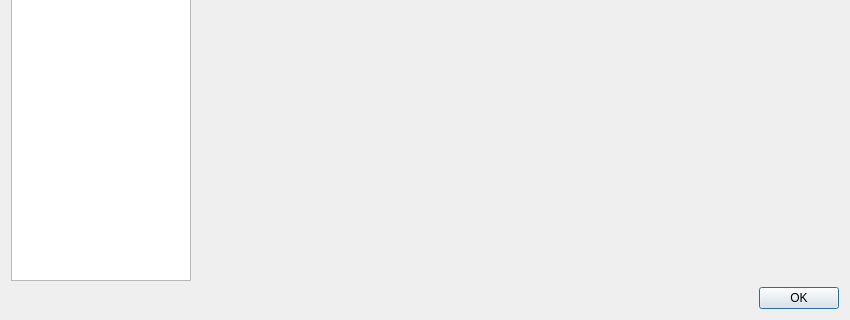
The window that src/PreferencesDlg.ui (zethon/Owl) describes before a commit, drawn with Qt 5; both pictures show x 0 to 850 and y 205 to 525 of the 850 by 525 pixel window.
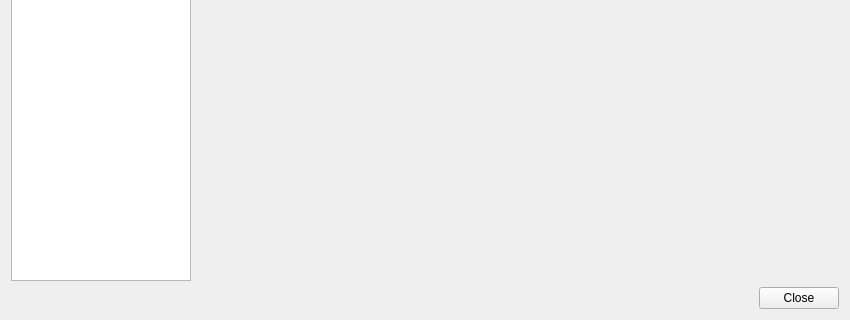
The same window after the commit. Icons and pictures are not drawn.

What changed in the file:
```diff
--- a/src/PreferencesDlg.ui
+++ b/src/PreferencesDlg.ui
@@ -1676,7 +1676,7 @@
       <enum>Qt::Horizontal</enum>
      </property>
      <property name="standardButtons">
-      <set>QDialogButtonBox::Ok</set>
+      <set>QDialogButtonBox::Close</set>
      </property>
     </widget>
    </item>
```
